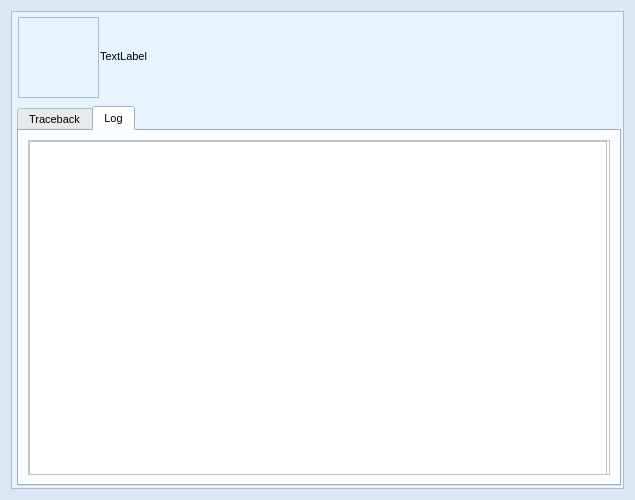
Above: source/ui/views/forms/error_form.ui from seemir/stressa before the change. Below: the same form after it.
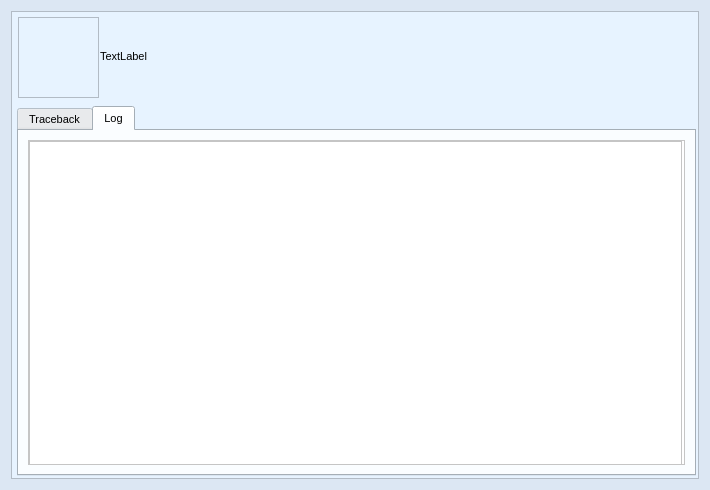
That is the form after the change. The open tabs and pages were chosen to show the change. Icons and pictures are not drawn.

```diff
--- a/source/ui/views/forms/error_form.ui
+++ b/source/ui/views/forms/error_form.ui
@@ -6,8 +6,8 @@
    <rect>
     <x>0</x>
     <y>0</y>
-    <width>635</width>
-    <height>500</height>
+    <width>710</width>
+    <height>490</height>
    </rect>
   </property>
   <property name="sizePolicy">
@@ -18,14 +18,14 @@
   </property>
   <property name="minimumSize">
    <size>
-    <width>635</width>
-    <height>500</height>
+    <width>710</width>
+    <height>490</height>
    </size>
   </property>
   <property name="maximumSize">
    <size>
-    <width>635</width>
-    <height>500</height>
+    <width>710</width>
+    <height>490</height>
    </size>
   </property>
   <property name="palette">
@@ -891,8 +891,8 @@
        <rect>
         <x>6</x>
         <y>95</y>
-        <width>604</width>
-        <height>380</height>
+        <width>679</width>
+        <height>370</height>
        </rect>
       </property>
       <property name="font">
@@ -1812,8 +1812,8 @@
             <rect>
              <x>0</x>
              <y>0</y>
-             <width>578</width>
-             <height>334</height>
+             <width>653</width>
+             <height>324</height>
             </rect>
            </property>
            <widget class="QPlainTextEdit" name="plain_text_edit_log">
@@ -1821,16 +1821,25 @@
              <rect>
               <x>0</x>
               <y>0</y>
-              <width>578</width>
-              <height>334</height>
+              <width>653</width>
+              <height>324</height>
              </rect>
             </property>
+            <property name="font">
+             <font>
+              <family>Consolas</family>
+              <pointsize>8</pointsize>
+             </font>
+            </property>
             <property name="sizeAdjustPolicy">
              <enum>QAbstractScrollArea::AdjustToContents</enum>
             </property>
             <property name="lineWrapMode">
              <enum>QPlainTextEdit::NoWrap</enum>
             </property>
+            <property name="readOnly">
+             <bool>true</bool>
+            </property>
            </widget>
           </widget>
          </widget>
@@ -1843,7 +1852,7 @@
        <rect>
         <x>80</x>
         <y>0</y>
-        <width>521</width>
+        <width>591</width>
         <height>91</height>
        </rect>
       </property>
```
Left out of the diff: 12 changed lines with no effect on the pictures.
